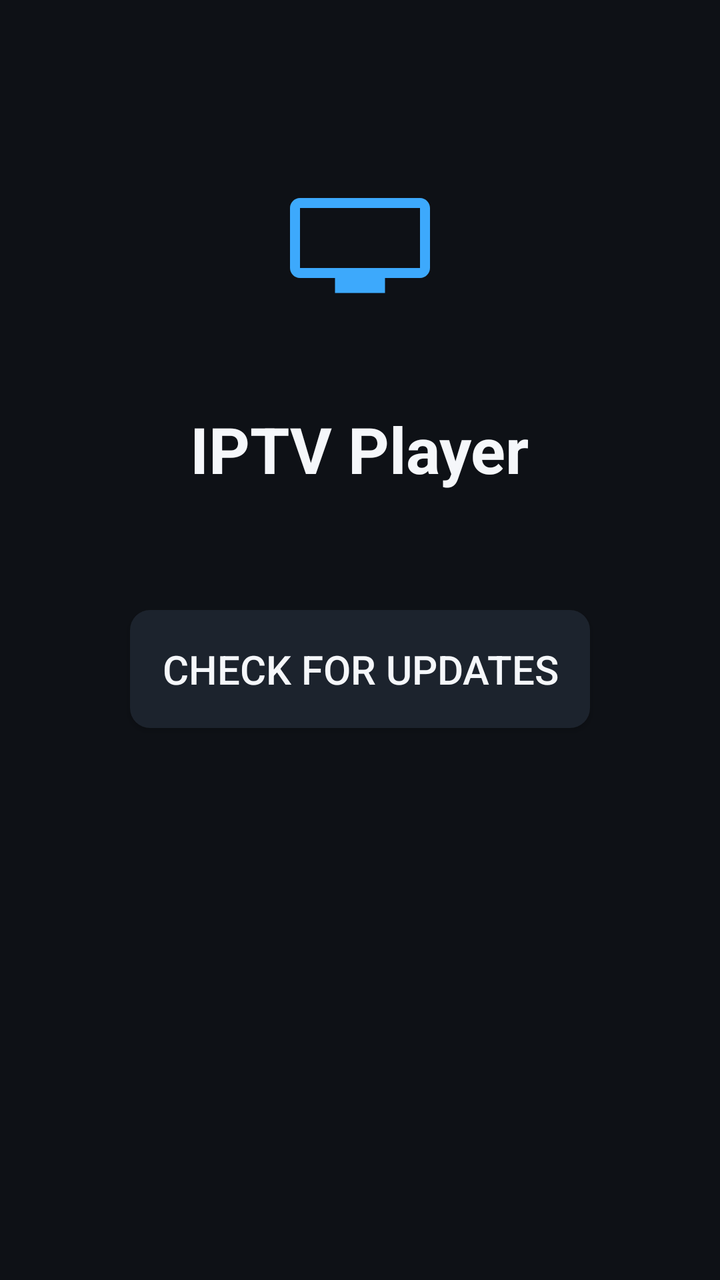
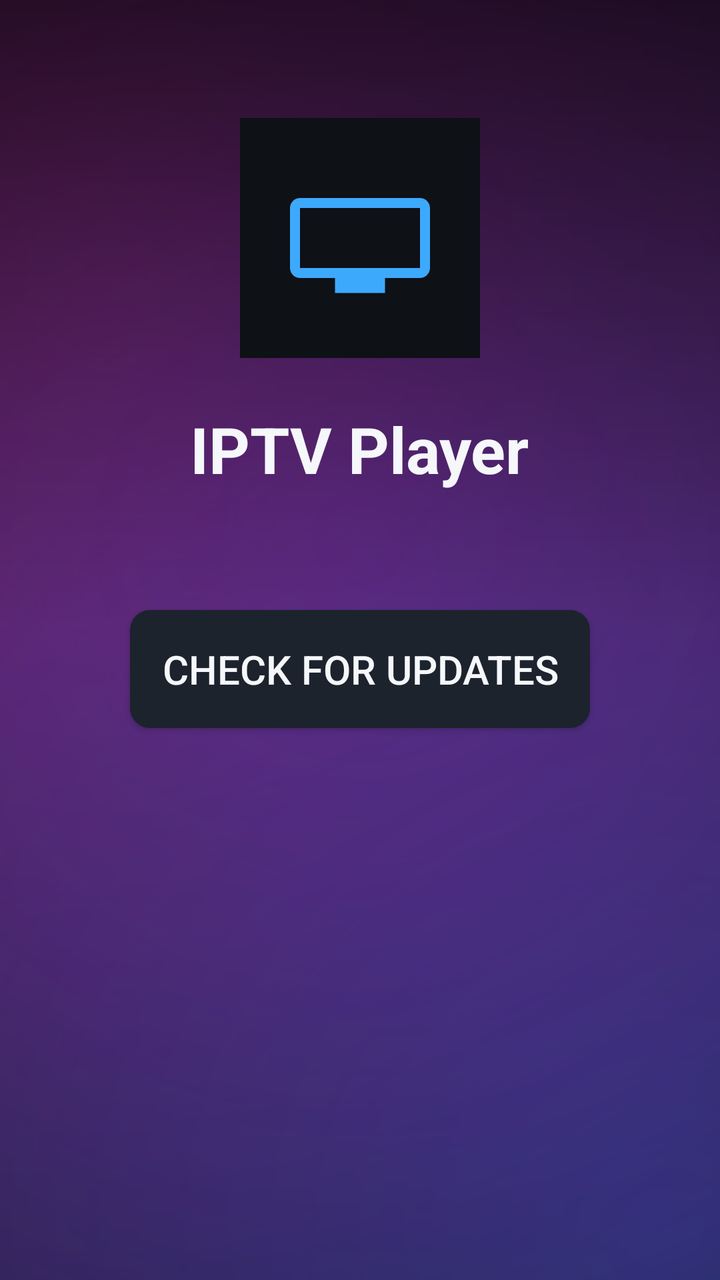

Compare the two renders of this Android layout. The source of the first and the diff that turns it into the second are given below.
<!-- AndroidManifest.xml: application theme Theme.IptvPlayer -->
<!-- res/layout/activity_about.xml -->
<?xml version="1.0" encoding="utf-8"?>
<LinearLayout xmlns:android="http://schemas.android.com/apk/res/android"
    android:layout_width="match_parent"
    android:layout_height="match_parent"
    android:orientation="vertical"
    android:gravity="center_horizontal"
    android:background="@color/bg_root"
    android:paddingHorizontal="@dimen/safe_area_h"
    android:paddingVertical="@dimen/safe_area_v">

    <ImageView
        android:layout_width="120dp"
        android:layout_height="120dp"
        android:src="@drawable/ic_launcher"
        android:layout_marginTop="@dimen/space_xl"
        android:layout_marginBottom="@dimen/space_l"
        android:contentDescription="@string/app_name" />

    <TextView
        android:layout_width="wrap_content"
        android:layout_height="wrap_content"
        android:text="@string/app_name"
        android:textColor="@color/text_primary"
        android:textSize="@dimen/text_big_title"
        android:textStyle="bold" />

    <TextView
        android:id="@+id/aboutVersion"
        android:layout_width="wrap_content"
        android:layout_height="wrap_content"
        android:textColor="@color/text_secondary"
        android:textSize="@dimen/text_body"
        android:layout_marginTop="@dimen/space_s" />

    <TextView
        android:id="@+id/aboutUpdateStatus"
        android:layout_width="wrap_content"
        android:layout_height="wrap_content"
        android:textColor="@color/text_secondary"
        android:textSize="@dimen/text_caption"
        android:layout_marginTop="@dimen/space_l"
        android:gravity="center"
        android:visibility="gone" />

    <Button
        android:id="@+id/btnCheckUpdate"
        style="@style/Widget.Iptv.Button"
        android:layout_width="wrap_content"
        android:layout_height="wrap_content"
        android:layout_marginTop="@dimen/space_l"
        android:text="@string/about_check_update" />

    <Button
        android:id="@+id/btnUpdateNow"
        style="@style/Widget.Iptv.Button"
        android:layout_width="wrap_content"
        android:layout_height="wrap_content"
        android:layout_marginTop="@dimen/space_s"
        android:text="@string/about_update_now"
        android:visibility="gone" />
</LinearLayout>
<!-- resources referenced by this layout -->
<resources>
  <color name="bg_root">#0E1116</color>
  <color name="text_primary">#F5F7FA</color>
  <color name="text_secondary">#9AA7B4</color>
  <dimen name="safe_area_h">48dp</dimen>
  <dimen name="safe_area_v">27dp</dimen>
  <dimen name="space_l">24dp</dimen>
  <dimen name="space_s">8dp</dimen>
  <dimen name="space_xl">32dp</dimen>
  <dimen name="text_big_title">32sp</dimen>
  <dimen name="text_body">20sp</dimen>
  <dimen name="text_caption">16sp</dimen>
  <!-- drawable ic_launcher (drawable) -->
  <?xml version="1.0" encoding="utf-8"?>
  <vector xmlns:android="http://schemas.android.com/apk/res/android"
      android:width="48dp"
      android:height="48dp"
      android:viewportWidth="48"
      android:viewportHeight="48">
      <path
          android:fillColor="#0E1116"
          android:pathData="M0,0h48v48h-48z" />
      <path
          android:fillColor="#3DA9FC"
          android:pathData="M36,16H12c-1.1,0 -2,0.9 -2,2v12c0,1.1 0.9,2 2,2h7v3h10v-3h7c1.1,0 2,-0.9 2,-2V18c0,-1.1 -0.9,-2 -2,-2zM36,30H12V18h24V30z" />
  </vector>
  <string name="about_check_update">Check for updates</string>
  <string name="about_update_now">Update now</string>
  <string name="app_name">IPTV Player</string>
  <style name="Widget.Iptv.Button" parent="Widget.AppCompat.Button">
          <item name="android:background">@drawable/bg_button</item>
          <item name="android:textColor">@color/text_primary</item>
          <item name="android:textSize">@dimen/text_body</item>
          <item name="android:padding">@dimen/space_m</item>
          <item name="android:focusable">true</item>
      </style>
  <dimen name="space_m">16dp</dimen>
  <color name="accent">#3DA9FC</color>
  <dimen name="card_radius">10dp</dimen>
  <dimen name="focus_stroke">2dp</dimen>
  <color name="accent_dim">#1E5F8C</color>
  <color name="bg_card">#1C232D</color>
  <!-- unchanged entries left out for length: 2 -->
</resources>

<!-- the commit's change to res/layout/activity_about.xml (unified diff, before → after) -->
@@ -4,7 +4,7 @@
     android:layout_height="match_parent"
     android:orientation="vertical"
     android:gravity="center_horizontal"
-    android:background="@color/bg_root"
+    android:background="@drawable/bg_login_aurora"
     android:paddingHorizontal="@dimen/safe_area_h"
     android:paddingVertical="@dimen/safe_area_v">
 
<!-- resource entries referenced after the edit -->
@@ -11,6 +11,57 @@
   <dimen name="text_big_title">32sp</dimen>
   <dimen name="text_body">20sp</dimen>
   <dimen name="text_caption">16sp</dimen>
+  <!-- drawable bg_login_aurora (drawable) -->
+  <?xml version="1.0" encoding="utf-8"?>
+  <layer-list xmlns:android="http://schemas.android.com/apk/res/android">
+      <item>
+          <shape android:shape="rectangle">
+              <solid android:color="@color/brand_cinematic" />
+          </shape>
+      </item>
+      <item>
+          <shape android:shape="rectangle">
+              <gradient
+                  android:type="radial"
+                  android:centerX="0.16"
+                  android:centerY="0.22"
+                  android:gradientRadius="760dp"
+                  android:startColor="#73FF2E9A"
+                  android:endColor="#00FF2E9A" />
+          </shape>
+      </item>
+      <item>
+          <shape android:shape="rectangle">
+              <gradient
+                  android:type="radial"
+                  android:centerX="0.92"
+                  android:centerY="0.96"
+                  android:gradientRadius="860dp"
+                  android:startColor="#5E3A6BFF"
+                  android:endColor="#003A6BFF" />
+          </shape>
+      </item>
+      <item>
+          <shape android:shape="rectangle">
+              <gradient
+                  android:type="radial"
+                  android:centerX="0.5"
+                  android:centerY="0.42"
+                  android:gradientRadius="520dp"
+                  android:startColor="#357B2FF7"
+                  android:endColor="#007B2FF7" />
+          </shape>
+      </item>
+      <item>
+          <shape android:shape="rectangle">
+              <gradient
+                  android:angle="90"
+                  android:startColor="#00000000"
+                  android:centerColor="#00000000"
+                  android:endColor="#99000000" />
+          </shape>
+      </item>
+  </layer-list>
   <!-- drawable ic_launcher (drawable) -->
   <?xml version="1.0" encoding="utf-8"?>
   <vector xmlns:android="http://schemas.android.com/apk/res/android"
@@ -35,6 +86,7 @@
           <item name="android:padding">@dimen/space_m</item>
           <item name="android:focusable">true</item>
       </style>
+  <color name="brand_cinematic">#07090F</color>
   <dimen name="space_m">16dp</dimen>
   <color name="accent">#3DA9FC</color>
   <dimen name="card_radius">10dp</dimen>
